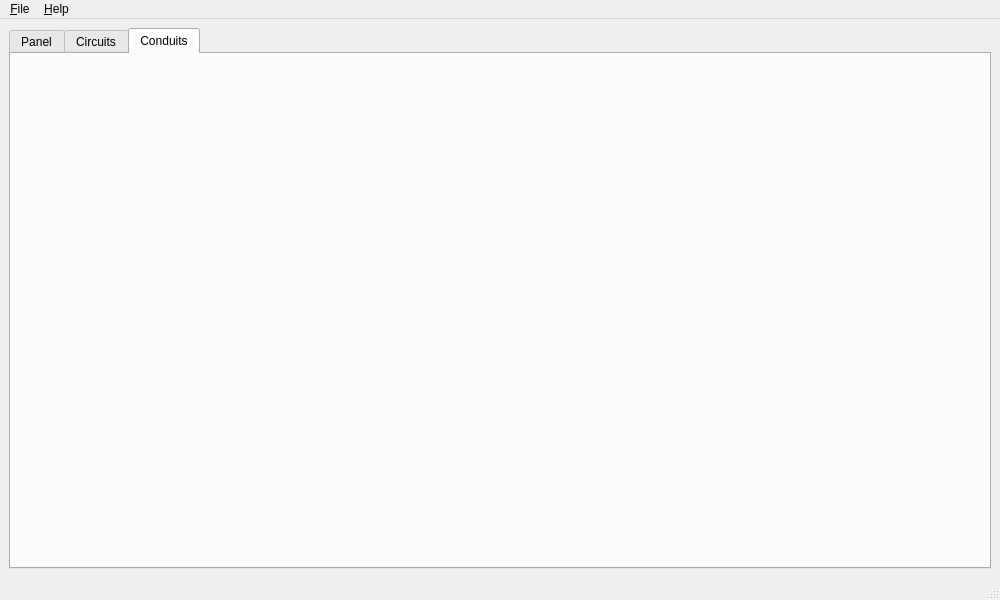
Old version of the form src/ui/mainWindow.ui in the repository Marcelotsvaz/nbr-5410-calculator.
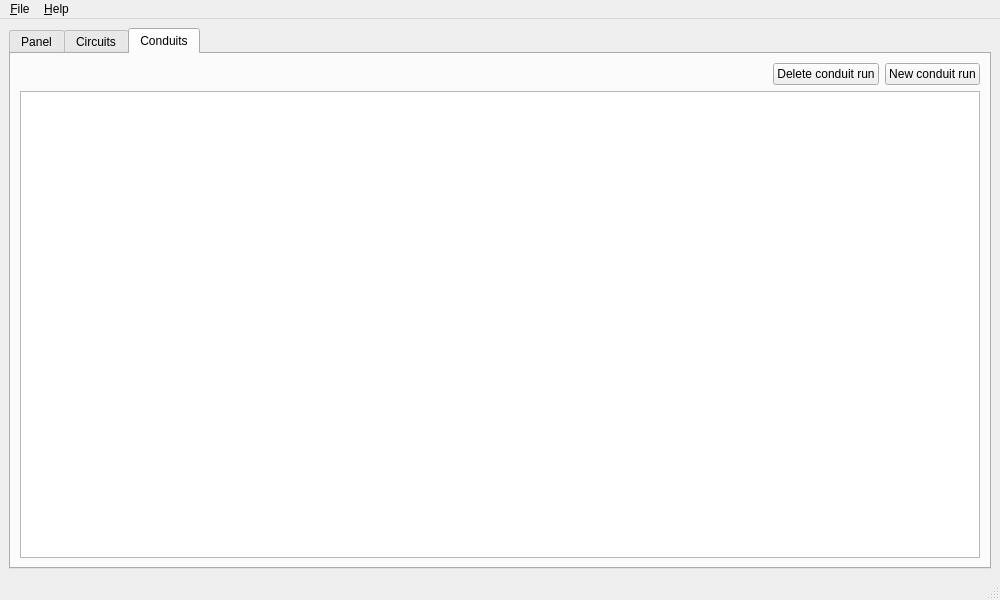
New version of the form. The open tabs and pages were chosen to show the change. Icons and pictures are not drawn. Custom widgets are drawn as their Qt base class.

Commit message: Initial implementation of ConduitRun

```diff
--- a/src/ui/mainWindow.ui
+++ b/src/ui/mainWindow.ui
@@ -103,6 +103,74 @@
        <attribute name="title">
         <string>Conduits</string>
        </attribute>
+       <layout class="QGridLayout" name="gridLayout_3">
+        <item row="0" column="0">
+         <spacer name="horizontalSpacer_2">
+          <property name="orientation">
+           <enum>Qt::Horizontal</enum>
+          </property>
+          <property name="sizeHint" stdset="0">
+           <size>
+            <width>40</width>
+            <height>20</height>
+           </size>
+          </property>
+         </spacer>
+        </item>
+        <item row="0" column="2">
+         <widget class="QPushButton" name="newConduitRunButton">
+          <property name="text">
+           <string>New conduit run</string>
+          </property>
+          <property name="icon">
+           <iconset theme="window-new">
+            <normaloff>.</normaloff>.</iconset>
+          </property>
+         </widget>
+        </item>
+        <item row="0" column="1">
+         <widget class="QPushButton" name="deleteConduitRunButton">
+          <property name="text">
+           <string>Delete conduit run</string>
+          </property>
+          <property name="icon">
+           <iconset theme="delete">
+            <normaloff>.</normaloff>.</iconset>
+          </property>
+         </widget>
+        </item>
+        <item row="1" column="0" colspan="3">
+         <widget class="GenericTableView" name="conduitsTableView">
+          <property name="alternatingRowColors">
+           <bool>true</bool>
+          </property>
+          <property name="selectionMode">
+           <enum>QAbstractItemView::ExtendedSelection</enum>
+          </property>
+          <property name="selectionBehavior">
+           <enum>QAbstractItemView::SelectRows</enum>
+          </property>
+          <property name="horizontalScrollMode">
+           <enum>QAbstractItemView::ScrollPerPixel</enum>
+          </property>
+          <property name="sortingEnabled">
+           <bool>true</bool>
+          </property>
+          <property name="wordWrap">
+           <bool>false</bool>
+          </property>
+          <attribute name="horizontalHeaderHighlightSections">
+           <bool>false</bool>
+          </attribute>
+          <attribute name="horizontalHeaderShowSortIndicator" stdset="0">
+           <bool>true</bool>
+          </attribute>
+          <attribute name="horizontalHeaderStretchLastSection">
+           <bool>true</bool>
+          </attribute>
+         </widget>
+        </item>
+       </layout>
       </widget>
      </widget>
     </item>
```
Left out of the diff: 34 changed lines with no effect on the pictures. The commit also changes 12 other files.
